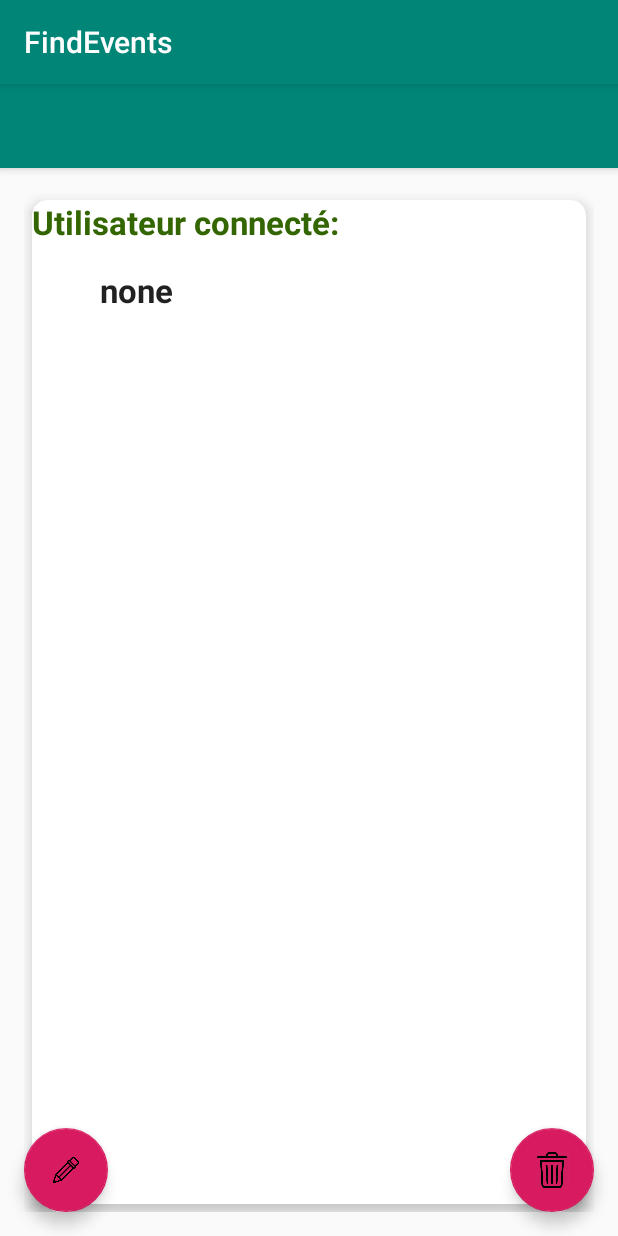
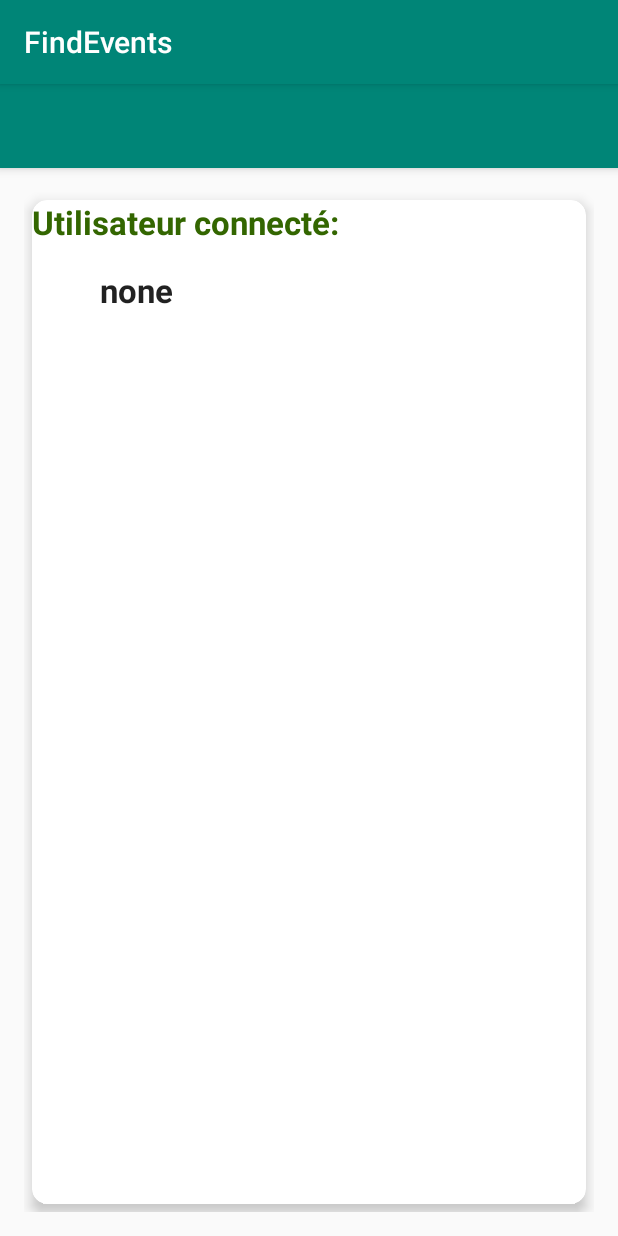
Before and after one commit to mouktar-hassan/FindEvents, an Android app: the ProfilActivity screen opened directly, with no data from a screen before it, on a phone screen of 412 x 824 dp. Run offline under Robolectric (Android 15) with nearby library versions, the phone set to English and light mode, and no system bars; our stand-ins replace Volley; network calls fail.

Commit message:
Réctivitation des certains parties du code et des améliorations apportés!

```diff
--- a/app/src/main/res/layout/activity_profil.xml
+++ b/app/src/main/res/layout/activity_profil.xml
@@ -23,21 +23,7 @@
 
     <include layout="@layout/content_detail_profil" />
 
-    <android.support.design.widget.FloatingActionButton
-        android:id="@+id/fabDelete"
-        android:layout_width="wrap_content"
-        android:layout_height="wrap_content"
-        android:layout_gravity="bottom|end"
-        android:layout_margin="@dimen/fab_margin"
-        android:src="@drawable/icon_delete" />
-    <android.support.design.widget.FloatingActionButton
-        android:id="@+id/fabUpdate"
-        android:layout_width="wrap_content"
-        android:layout_height="wrap_content"
-        android:layout_marginLeft="30dp"
-        android:layout_gravity="bottom|left"
-        android:layout_margin="@dimen/fab_margin"
-        android:src="@drawable/icon_edit" />
+
 
 
 
```
Also changed, not shown: 26 other files.
